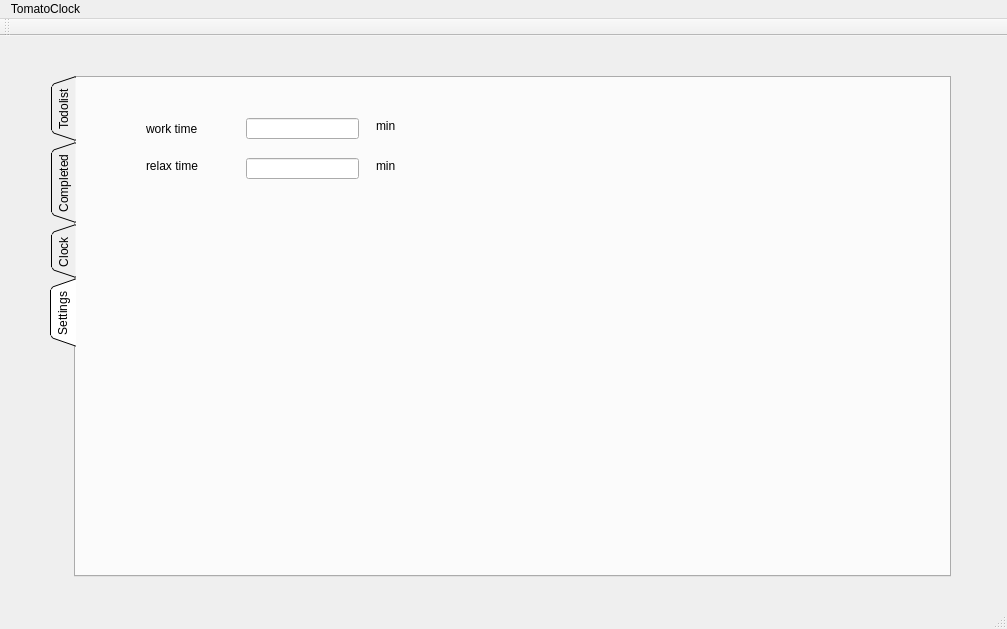
TomatoClock0/TomatoClock_team, file TomatoClock/tomatoclock.ui: the form before one commit.
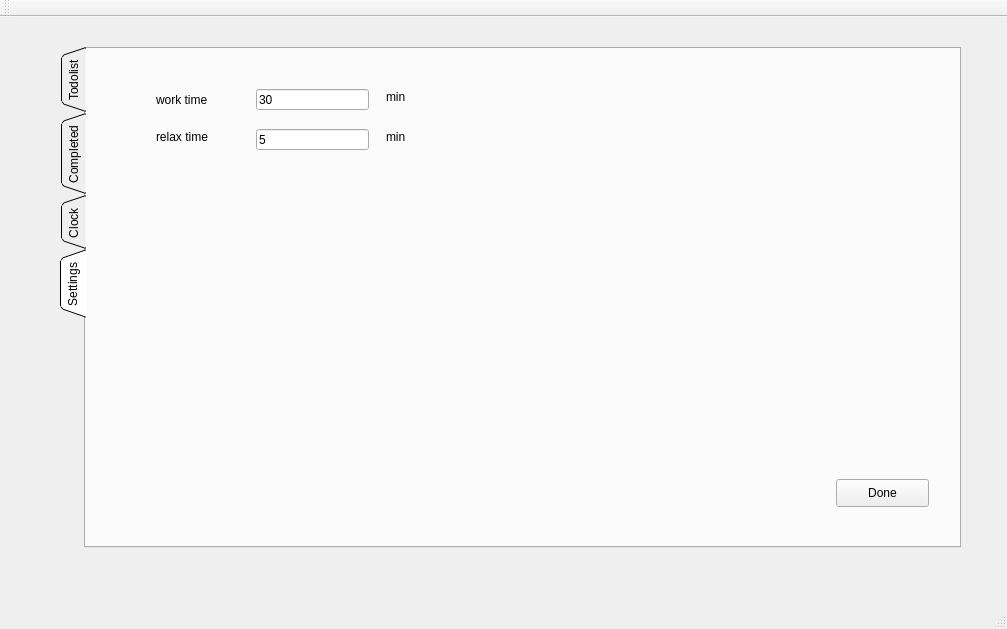
The form after the commit. The open tabs and pages were chosen to show the change.

What changed in the file:
```diff
--- a/TomatoClock/tomatoclock.ui
+++ b/TomatoClock/tomatoclock.ui
@@ -15,10 +15,13 @@
   </property>
   <widget class="QWidget" name="centralWidget">
    <widget class="QTabWidget" name="tabWidget">
+    <property name="enabled">
+     <bool>true</bool>
+    </property>
     <property name="geometry">
      <rect>
-      <x>50</x>
-      <y>40</y>
+      <x>60</x>
+      <y>30</y>
       <width>901</width>
       <height>501</height>
      </rect>
@@ -198,7 +201,10 @@
        <string>relax time</string>
       </property>
      </widget>
-     <widget class="QLineEdit" name="lineEdit">
+     <widget class="QLineEdit" name="work_time">
+      <property name="enabled">
+       <bool>true</bool>
+      </property>
       <property name="geometry">
        <rect>
         <x>170</x>
@@ -207,6 +213,12 @@
         <height>21</height>
        </rect>
       </property>
+      <property name="text">
+       <string>30</string>
+      </property>
+      <property name="echoMode">
+       <enum>QLineEdit::Normal</enum>
+      </property>
      </widget>
      <widget class="QLineEdit" name="lineEdit_2">
       <property name="geometry">
@@ -217,6 +229,9 @@
         <height>21</height>
        </rect>
       </property>
+      <property name="text">
+       <string>5</string>
+      </property>
      </widget>
      <widget class="QLabel" name="label_3">
       <property name="geometry">
@@ -244,25 +259,22 @@
        <string>min</string>
       </property>
      </widget>
+     <widget class="QPushButton" name="Done">
+      <property name="geometry">
+       <rect>
+        <x>750</x>
+        <y>430</y>
+        <width>93</width>
+        <height>28</height>
+       </rect>
+      </property>
+      <property name="text">
+       <string>Done</string>
+      </property>
+     </widget>
     </widget>
    </widget>
   </widget>
-  <widget class="QMenuBar" name="menuBar">
-   <property name="geometry">
-    <rect>
-     <x>0</x>
-     <y>0</y>
-     <width>1007</width>
-     <height>26</height>
-    </rect>
-   </property>
-   <widget class="QMenu" name="menuTomatoClock">
-    <property name="title">
-     <string>TomatoClock</string>
-    </property>
-   </widget>
-   <addaction name="menuTomatoClock"/>
-  </widget>
   <widget class="QToolBar" name="mainToolBar">
    <attribute name="toolBarArea">
     <enum>TopToolBarArea</enum>
```
Left out of the diff: 31 changed lines with no effect on the pictures.
